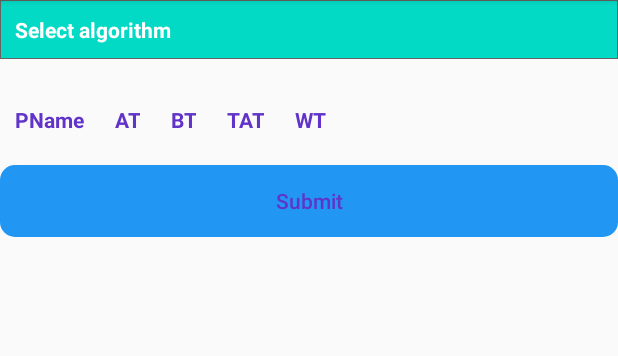
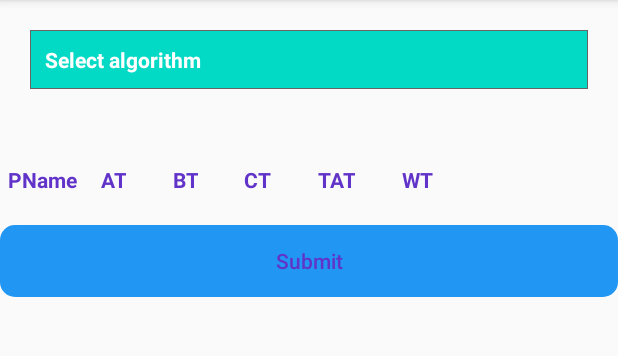
Before and after one commit to mudra16bhandari/CPU-Scheduling, an Android app: the screen it shows after launch (HomeActivity), after a tap on "Submit", on a phone screen of 412 x 824 dp, the part 84-440 px from its top. Run offline under Robolectric (Android 15) with nearby library versions, the phone set to English and light mode, and no system bars.

```diff
--- a/app/src/main/java/com/example/scheduling/MainActivity.java
+++ b/app/src/main/java/com/example/scheduling/MainActivity.java
@@ -10,6 +10,7 @@ import android.widget.Button;
 import android.widget.EditText;
 import android.widget.LinearLayout;
 import android.widget.Switch;
+import android.widget.TableLayout;
 import android.widget.TableRow;
 import android.widget.TextView;
 
@@ -32,6 +33,7 @@ public class MainActivity extends AppCompatActivity implements View.OnClickListe
     Input[] input;
     static int i = 0;
     static boolean io;
+    TableLayout proTable;
 
     @Override
     protected void onCreate(Bundle savedInstanceState) {
@@ -53,7 +55,7 @@ public class MainActivity extends AppCompatActivity implements View.OnClickListe
             }
         };
         timer.start();*/
-
+        proTable=findViewById(R.id.prtable);
         layoutList = findViewById(R.id.layout_list);
         s_io = findViewById(R.id.switchio);
         add = findViewById(R.id.button_add);
--- a/app/src/main/java/com/example/scheduling/algorithms/FCFS.java
+++ b/app/src/main/java/com/example/scheduling/algorithms/FCFS.java
@@ -36,6 +36,7 @@ public class FCFS {
                 last = last + input[sort[i]].getbTime();//evaluate ending time
                 tmp.setTurnAround(last - input[sort[i]].getaTime());//evaluate turn around time
                 tmp.setWaiting(tmp.getTurnAround() - input[sort[i]].getbTime());//evaluate waiting time
+                tmp.setCompletion(tmp.getTurnAround()+input[sort[i]].getaTime());
                 out[sort[i]] = tmp;
                 cpuQueue.add(last);
             }
--- a/app/src/main/java/com/example/scheduling/algorithms/LJF.java
+++ b/app/src/main/java/com/example/scheduling/algorithms/LJF.java
@@ -54,6 +54,7 @@ public class LJF {
                 out[current].setWaiting(last - input[current].getaTime());
                 last = last + input[current].getbTime();
                 out[current].setTurnAround(last - input[current].getaTime());
+                out[current].setCompletion(out[current].getTurnAround()+input[current].getaTime());
                 cpuQueue.add(last);
             } else {
                 cpuQueue.add(-1);
--- a/app/src/main/java/com/example/scheduling/algorithms/SJF.java
+++ b/app/src/main/java/com/example/scheduling/algorithms/SJF.java
@@ -52,6 +52,7 @@ public class SJF {
                 out[current].setWaiting(last - input[current].getaTime());
                 last = last + input[current].getbTime();
                 out[current].setTurnAround(last - input[current].getaTime());
+                out[current].setCompletion(out[current].getTurnAround()+input[current].getaTime());
                 cpuQueue.add(last);
             } else {
                 cpuQueue.add(-1);
--- a/app/src/main/java/com/example/scheduling/algorithms/SRTF.java
+++ b/app/src/main/java/com/example/scheduling/algorithms/SRTF.java
@@ -59,6 +59,7 @@ public class SRTF {
                     last = currentEnd;
                     out[current].setTurnAround(last - inputCopy[current].getaTime());
                     out[current].setWaiting(out[current].getTurnAround() - input[current].getbTime());
+                    out[current].setCompletion(out[current].getTurnAround()+input[current].getaTime());
                     count++;
                 }
                 cpuQueue.add(last);
--- a/app/src/main/res/anim/shake.xml
+++ b/app/src/main/res/anim/shake.xml
@@ -1,13 +1,9 @@
-<set xmlns:android="http://schemas.android.com/apk/res/android">
-    <translate android:duration="50"
-        android:fromXDelta="-2%"
-        android:repeatCount="10"
-        android:repeatMode="reverse"
-        android:toXDelta="2%"/>
-    <alpha
-        android:fromAlpha="100"
-        android:toAlpha="0"
-        android:repeatMode="reverse"
-        android:repeatCount="10"
-        android:duration="50"/>
+<set xmlns:android="http://schemas.android.com/apk/res/android"
+    android:interpolator="@android:anim/linear_interpolator"
+    android:fillAfter="true">
+
+    <translate
+        android:fromXDelta="100%p"
+        android:toXDelta="3%p"
+        android:duration="5000" />
 </set>
--- a/app/src/main/res/layout/activity_main.xml
+++ b/app/src/main/res/layout/activity_main.xml
@@ -24,7 +24,8 @@
         <TableLayout
             android:layout_width="match_parent"
             android:layout_height="wrap_content"
-            android:shrinkColumns="1,2,3,5">
+            android:shrinkColumns="1,2,3,5"
+            android:id="@+id/prtable">
 
             <TableRow
                 android:layout_width="match_parent"
--- a/app/src/main/res/layout/cpu_queue_textview.xml
+++ b/app/src/main/res/layout/cpu_queue_textview.xml
@@ -1,5 +1,6 @@
 <?xml version="1.0" encoding="utf-8"?>
 <TextView xmlns:android="http://schemas.android.com/apk/res/android"
+    android:id="@+id/cpu"
     android:layout_width="wrap_content"
     android:layout_height="wrap_content"
     android:padding="10dp"
@@ -7,5 +8,6 @@
     android:textColor="@android:color/black"
     android:textSize="16sp"
     android:textStyle="bold"
+    android:singleLine="true"
     android:background="@drawable/data_cell">
 </TextView>
--- a/app/src/main/res/layout/home_activity.xml
+++ b/app/src/main/res/layout/home_activity.xml
@@ -13,7 +13,9 @@
         <LinearLayout
             android:layout_width="match_parent"
             android:layout_height="50dp"
-            android:orientation="vertical">
+            android:orientation="vertical"
+            android:layout_marginTop="20dp"
+            android:layout_margin="20dp">
             <Spinner
                 android:id="@+id/algo_class"
                 android:layout_width="match_parent"
@@ -27,7 +29,7 @@
 
         <HorizontalScrollView
             android:layout_height="wrap_content"
-            android:layout_width="wrap_content">
+            android:layout_width="match_parent">
 
             <TableLayout
                 android:layout_width="match_parent"
@@ -42,13 +44,13 @@
 
                     <TextView
                         android:id="@+id/pid"
-                        android:layout_width="wrap_content"
+                        android:layout_width="match_parent"
                         android:layout_height="60dp"
                         android:layout_column="1"
                         android:layout_gravity="center"
                         android:gravity="center"
                         android:layout_weight="20"
-                        android:padding="10dp"
+                        android:padding="5dp"
                         android:text="PName"
                         android:textColor="@color/colorPrimaryDark"
                         android:textStyle="bold"></TextView>
@@ -62,7 +64,8 @@
                         android:layout_gravity="center"
                         android:layout_weight="20"
                         android:gravity="center"
-                        android:padding="10dp"
+                        android:layout_marginRight="10dp"
+                        android:padding="5dp"
                         android:text="AT"
                         android:textColor="@color/colorPrimaryDark"
                         android:textStyle="bold"></TextView>
@@ -75,8 +78,23 @@
                         android:layout_gravity="center"
                         android:layout_weight="20"
                         android:gravity="center"
-                        android:padding="10dp"
+                        android:layout_marginRight="10dp"
+                        android:padding="5dp"
                         android:text="BT"
+                        android:textColor="@color/colorPrimaryDark"
+                        android:textStyle="bold"></TextView>
+
+                    <TextView
+                        android:id="@+id/ctime"
+                        android:layout_width="match_parent"
+                        android:layout_height="60dp"
+                        android:layout_column="3"
+                        android:layout_gravity="center"
+                        android:layout_weight="20"
+                        android:gravity="center"
+                        android:layout_marginRight="10dp"
+                        android:padding="5dp"
+                        android:text="CT"
                         android:textColor="@color/colorPrimaryDark"
                         android:textStyle="bold"></TextView>
 
@@ -87,7 +105,8 @@
                         android:layout_gravity="center"
                         android:layout_weight="20"
                         android:gravity="center"
-                        android:padding="10dp"
+                        android:layout_marginRight="10dp"
+                        android:padding="5dp"
                         android:text="TAT"
                         android:textColor="@color/colorPrimaryDark"
                         android:textStyle="bold"></TextView>
@@ -99,18 +118,20 @@
                         android:layout_gravity="center"
                         android:layout_weight="20"
                         android:gravity="center"
-                        android:padding="10dp"
+                        android:layout_marginRight="10dp"
+                        android:padding="5dp"
                         android:text="WT"
                         android:textColor="@color/colorPrimaryDark"
                         android:textStyle="bold"></TextView>
 
                     <TextView
+                        android:id="@+id/prior"
                         android:layout_width="match_parent"
                         android:layout_height="60dp"
                         android:layout_column="5"
                         android:layout_gravity="center"
                         android:layout_weight="20"
-                        android:padding="10dp"
+                        android:padding="5dp"
                         android:gravity="center"
                         android:text="Priority"
                         android:textColor="@color/colorPrimaryDark"
@@ -176,7 +197,8 @@
                 android:id="@+id/cpu_queue"
                 android:layout_width="wrap_content"
                 android:layout_height="wrap_content"
-                android:visibility="visible" />
+                android:visibility="visible"
+                android:animateLayoutChanges="true"/>
         </HorizontalScrollView>
         </androidx.constraintlayout.widget.ConstraintLayout>
         </LinearLayout>
```
Also changed, not shown: app/src/main/java/com/example/scheduling/HomeActivity.java (+76 -62 lines), app/src/main/java/com/example/scheduling/model/Output.java (+12 -1 lines), app/src/main/res/layout/sum_add.xml (+20 -1 lines).
